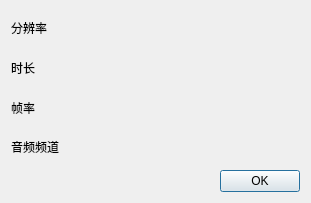
First picture: the form in MFPSinglePlayer/MFPInfomation.ui, repository jyhlearning/MultiFormatPlayer, before the edit.
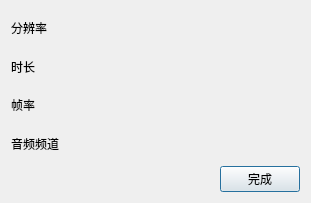
Second picture: the form after the edit.

```diff
--- a/MFPSinglePlayer/MFPInfomation.ui
+++ b/MFPSinglePlayer/MFPInfomation.ui
@@ -110,7 +110,7 @@
      <item>
       <widget class="QPushButton" name="okButton">
        <property name="text">
-        <string>OK</string>
+        <string>完成</string>
        </property>
       </widget>
      </item>
```
Left out of the diff: 2 changed lines with no effect on the pictures.
